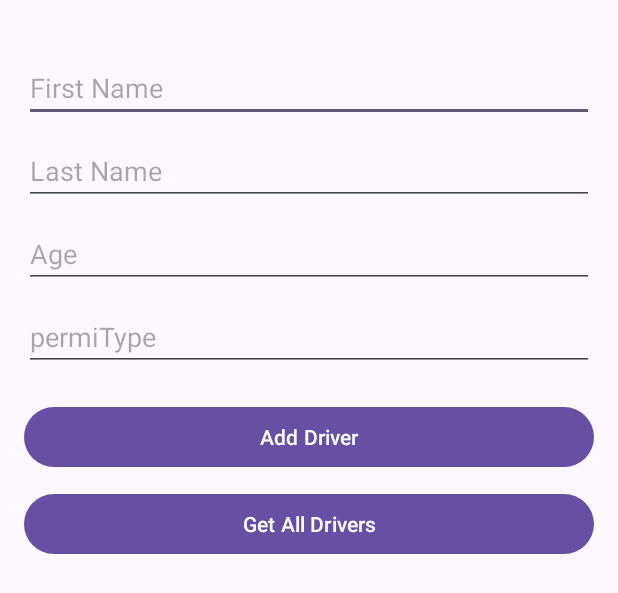
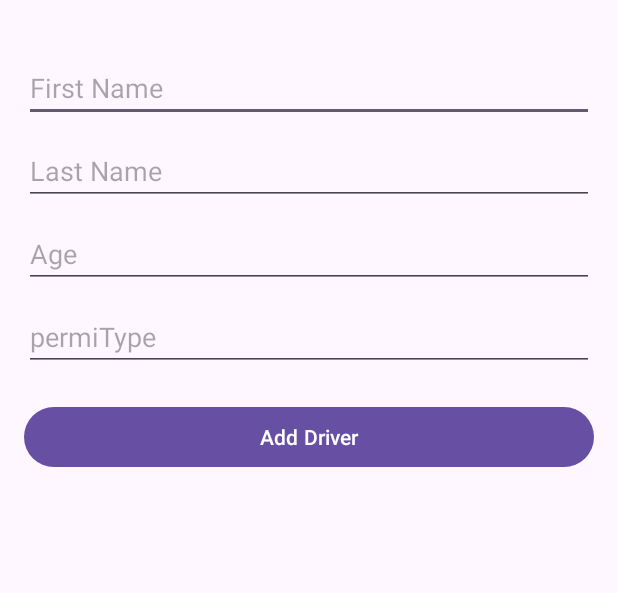
Before and after one commit to Yasahiru/TaxiDriver, an Android app: the layout profile_fragment_layout.xml on its own in the app's theme, with its tools: preview values and no code run, on a phone screen of 412 x 824 dp. Shown: the top 593 px of the screen. Run offline under Robolectric (Android 15) with nearby library versions, the phone set to English and light mode, and no system bars.

Commit message:
removing the recyclerView

```diff
--- a/app/src/main/java/com/cmc/mytaxi/data/local/dao/DriverDao.kt
+++ b/app/src/main/java/com/cmc/mytaxi/data/local/dao/DriverDao.kt
@@ -5,7 +5,6 @@ import androidx.room.Insert
 import androidx.room.OnConflictStrategy
 import androidx.room.Query
 import com.cmc.mytaxi.data.local.models.Driver
-import kotlinx.coroutines.flow.Flow
 
 @Dao
 interface DriverDao {
@@ -13,9 +12,6 @@ interface DriverDao {
     @Insert(onConflict = OnConflictStrategy.REPLACE)
     suspend fun upsertDriver(driver : Driver)
 
-    @Query("Select * from drivers")
-    fun getAllDrivers() : Flow<List<Driver>>
-
     @Query("SELECT * FROM drivers WHERE driverId = :driverId")
     suspend fun getDriverById(driverId: Int): Driver?
 
--- a/app/src/main/java/com/cmc/mytaxi/data/repository/DriverRepository.kt
+++ b/app/src/main/java/com/cmc/mytaxi/data/repository/DriverRepository.kt
@@ -2,11 +2,8 @@ package com.cmc.mytaxi.data.repository
 
 import com.cmc.mytaxi.data.local.dao.DriverDao
 import com.cmc.mytaxi.data.local.models.Driver
-import kotlinx.coroutines.flow.Flow
 
 class DriverRepository(private val driverDao: DriverDao) {
-
-    fun getAllDrivers(): Flow<List<Driver>> = driverDao.getAllDrivers()
 
     suspend fun upsertDriver(driver: Driver) {
         driverDao.upsertDriver(driver)
--- a/app/src/main/java/com/cmc/mytaxi/ui/profile/ProfileViewModel.kt
+++ b/app/src/main/java/com/cmc/mytaxi/ui/profile/ProfileViewModel.kt
@@ -4,15 +4,9 @@ import androidx.lifecycle.ViewModel
 import androidx.lifecycle.viewModelScope
 import com.cmc.mytaxi.data.local.models.Driver
 import com.cmc.mytaxi.data.repository.DriverRepository
-import kotlinx.coroutines.flow.SharingStarted
-import kotlinx.coroutines.flow.StateFlow
-import kotlinx.coroutines.flow.stateIn
 import kotlinx.coroutines.launch
 
 class ProfileViewModel(private val driverRepository: DriverRepository) : ViewModel() {
-
-    val allDrivers: StateFlow<List<Driver>> = driverRepository.getAllDrivers()
-        .stateIn(viewModelScope, SharingStarted.Lazily, emptyList())
 
     fun addDriver(driver: Driver) {
         viewModelScope.launch {
--- a/app/src/main/res/layout/profile_fragment_layout.xml
+++ b/app/src/main/res/layout/profile_fragment_layout.xml
@@ -47,17 +47,35 @@
         android:layout_marginTop="20dp"
         android:text="Add Driver" />
 
-    <Button
-        android:id="@+id/btnGetAllDrivers"
-        android:layout_width="match_parent"
+
+
+    <TextView
+        android:id="@+id/id_driver"
+        android:layout_width="wrap_content"
         android:layout_height="wrap_content"
-        android:layout_marginTop="10dp"
-        android:text="Get All Drivers"/>
+        android:text="" />
 
-    <androidx.recyclerview.widget.RecyclerView
-        android:layout_width="match_parent"
+    <TextView
+        android:id="@+id/fname"
+        android:layout_width="wrap_content"
         android:layout_height="wrap_content"
-        android:id="@+id/rv"
-        android:layout_marginTop="20dp"/>
+        android:text="" />
+
+    <TextView
+        android:id="@+id/lname"
+        android:layout_width="wrap_content"
+        android:layout_height="wrap_content"
+        android:text="" />
+
+    <TextView
+        android:id="@+id/age"
+        android:layout_width="wrap_content"
+        android:layout_height="wrap_content"
+        android:text="" />
+
+    <TextView
+        android:id="@+id/permiType"
+        android:layout_width="wrap_content"
+        android:layout_height="wrap_content" />
 
 </LinearLayout>
```
Also changed, not shown: app/src/main/java/com/cmc/mytaxi/ui/profile/DriverAdapter.kt (deleted, +0 -40 lines), app/src/main/java/com/cmc/mytaxi/ui/profile/ProfileFragment.kt (+8 -14 lines), app/src/main/res/layout/driver_item.xml (deleted, +0 -37 lines).
